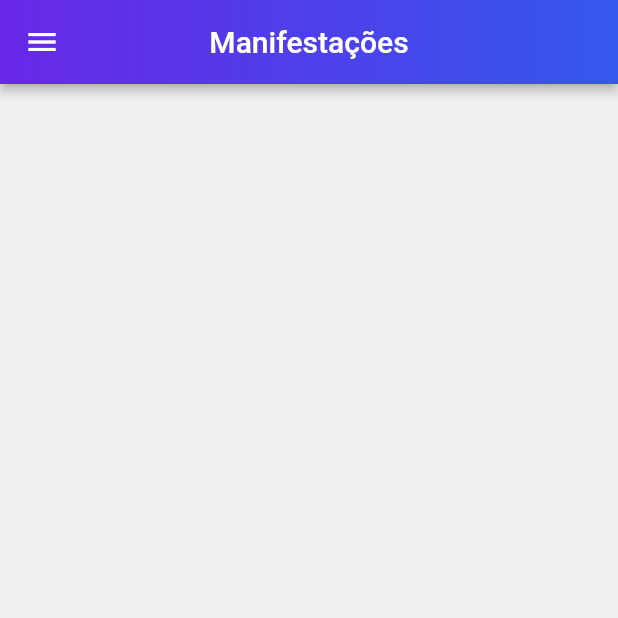
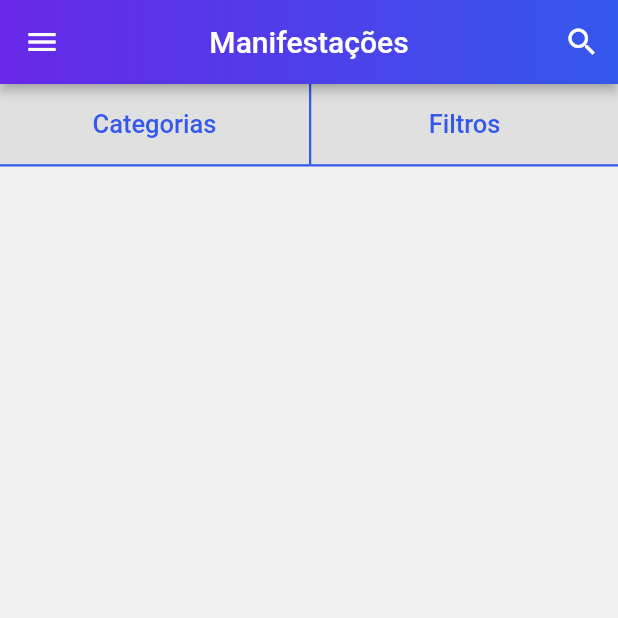
Before and after one commit to VictorSavoldi/ExpoCity, a Flutter app: the screen it shows after launch, on a phone screen of 412 x 824 dp, the top half of it. Run offline on Flutter 3.47's test engine with Material 2 defaults, Android fonts, the phone set to English and light mode, and no system bars; our stand-ins replace flutter_mobx, get_it, image_cropper, image_picker, mobx, new_gradient_app_bar and 1 more; generated files the repository leaves out were written again; network calls fail.

Commit message:
Barra de pesquisa e botao categorias finalizado

```diff
--- a/lib/components/custom_app_bar/custom_app_bar.dart
+++ b/lib/components/custom_app_bar/custom_app_bar.dart
@@ -4,16 +4,18 @@ import 'package:new_gradient_app_bar/new_gradient_app_bar.dart';
 import '../colors.dart';
 
 class CustomAppBar extends StatelessWidget with PreferredSizeWidget {
-  CustomAppBar({Key? key, required this.title}) : super(key: key);
+  CustomAppBar({Key? key, required this.title, this.actions}) : super(key: key);
 
-  final String title;
+  final dynamic title;
+  final List<Widget>? actions;
 
   @override
   Widget build(BuildContext context) {
     return NewGradientAppBar(
-      title: Text(title),
+      title: title,
       centerTitle: true,
       gradient: defaultGradientColor,
+      actions: actions,
     );
   }
 
--- a/lib/main.dart
+++ b/lib/main.dart
@@ -2,6 +2,7 @@ import 'package:expocity/repositories/application_keys.dart';
 import 'package:expocity/screens/base/base_screen.dart';
 import 'package:expocity/stores/category_store.dart';
 import 'package:expocity/stores/city_store.dart';
+import 'package:expocity/stores/home_store.dart';
 import 'package:expocity/stores/page_store.dart';
 import 'package:expocity/stores/user_manager_store.dart';
 import 'package:flutter/material.dart';
@@ -19,6 +20,7 @@ void main() async {
 
 void setupLocators() {
   GetIt.I.registerSingleton<PageStore>(PageStore());
+  GetIt.I.registerSingleton<HomeStore>(HomeStore());
   GetIt.I.registerSingleton<UserManagerStore>(UserManagerStore());
   GetIt.I.registerSingleton<CategoryStore>(CategoryStore());
   GetIt.I.registerSingleton<CityStore>(CityStore());
--- a/lib/screens/base/base_screen.dart
+++ b/lib/screens/base/base_screen.dart
@@ -34,7 +34,7 @@ class _BaseScreenState extends State<BaseScreen> {
           controller: pageController,
           physics: const NeverScrollableScrollPhysics(),
           children: [
-            const HomeScreen(),
+            HomeScreen(),
             CreateScreen(),
             Container(
               color: Colors.yellow,
--- a/lib/screens/category/category_screen.dart
+++ b/lib/screens/category/category_screen.dart
@@ -21,7 +21,7 @@ class CategoryScreen extends StatelessWidget {
     final node = FocusScope.of(context);
 
     return Scaffold(
-      appBar: CustomAppBar(title: 'Categorias'),
+      appBar: CustomAppBar(title: const Text('Categorias')),
       body: Center(
         child: Card(
           shape: RoundedRectangleBorder(
--- a/lib/screens/city/city_screen.dart
+++ b/lib/screens/city/city_screen.dart
@@ -21,7 +21,7 @@ class CityScreen extends StatelessWidget {
     final node = FocusScope.of(context);
 
     return Scaffold(
-      appBar: CustomAppBar(title: 'Cidades'),
+      appBar: CustomAppBar(title: const Text('Cidades')),
       body: Container(
         alignment: Alignment.center,
         child: SingleChildScrollView(
--- a/lib/screens/city/neighborhood_screen.dart
+++ b/lib/screens/city/neighborhood_screen.dart
@@ -21,7 +21,7 @@ class NeighborhoodScreen extends StatelessWidget {
     final node = FocusScope.of(context);
 
     return Scaffold(
-      appBar: CustomAppBar(title: 'Bairros'),
+      appBar: CustomAppBar(title: const Text('Bairros')),
       body: Center(
         child: Card(
           shape: RoundedRectangleBorder(
--- a/lib/screens/create/create_screen.dart
+++ b/lib/screens/create/create_screen.dart
@@ -45,7 +45,7 @@ class _CreateScreenState extends State<CreateScreen> {
 
     return Scaffold(
       drawer: const CustomDrawer(),
-      appBar: CustomAppBar(title: 'Cadastrar Manifestação'),
+      appBar: CustomAppBar(title: const Text('Cadastrar Manifestação')),
       body: Container(
         alignment: Alignment.center,
         child: SingleChildScrollView(
--- /dev/null
+++ b/lib/screens/home/components/bar_button.dart
@@ -0,0 +1,39 @@
+import 'package:expocity/components/colors.dart';
+import 'package:flutter/material.dart';
+
+class BarButton extends StatelessWidget {
+  const BarButton(
+      {Key? key,
+      required this.decoration,
+      required this.label,
+      required this.onTap})
+      : super(key: key);
+
+  final BoxDecoration decoration;
+  final String label;
+  final VoidCallback onTap;
+
+  @override
+  Widget build(BuildContext context) {
+    return Expanded(
+      child: InkWell(
+        onTap: onTap,
+        child: Container(
+          padding: const EdgeInsets.all(8.0),
+          alignment: Alignment.center,
+          decoration: decoration,
+          height: 55,
+          child: Text(
+            label,
+            textAlign: TextAlign.center,
+            style: const TextStyle(
+              color: defaultColor,
+              fontSize: 17,
+              fontWeight: FontWeight.w500,
+            ),
+          ),
+        ),
+      ),
+    );
+  }
+}
--- /dev/null
+++ b/lib/screens/home/components/top_bar.dart
@@ -0,0 +1,56 @@
+import 'package:expocity/components/colors.dart';
+import 'package:expocity/screens/category/category_screen.dart';
+import 'package:expocity/screens/home/components/bar_button.dart';
+import 'package:expocity/stores/home_store.dart';
+import 'package:flutter/material.dart';
+import 'package:flutter_mobx/flutter_mobx.dart';
+import 'package:get_it/get_it.dart';
+
+class TopBar extends StatelessWidget {
+  TopBar({Key? key}) : super(key: key);
+
+  final HomeStore homeStore = GetIt.I<HomeStore>();
+
+  @override
+  Widget build(BuildContext context) {
+    return Observer(builder: (_) {
+      return Row(
+        children: [
+          BarButton(
+            label: homeStore.category?.description ?? 'Categorias',
+            onTap: () async {
+              final category = await Navigator.of(context).push(
+                MaterialPageRoute(
+                  builder: (_) => CategoryScreen(
+                    selected: homeStore.category,
+                    showAll: true,
+                  ),
+                ),
+              );
+              if (category != null) {
+                homeStore.setCategory(category);
+              }
+            },
+            decoration: BoxDecoration(
+              color: Colors.grey[300],
+              border: const Border(
+                bottom: BorderSide(color: defaultColor, width: 1.5),
+              ),
+            ),
+          ),
+          BarButton(
+            label: 'Filtros',
+            onTap: () {},
+            decoration: BoxDecoration(
+              color: Colors.grey[300],
+              border: const Border(
+                bottom: BorderSide(color: defaultColor, width: 1.5),
+                left: BorderSide(color: defaultColor, width: 1.5),
+              ),
+            ),
+          ),
+        ],
+      );
+    });
+  }
+}
--- a/lib/screens/home/home_screen.dart
+++ b/lib/screens/home/home_screen.dart
@@ -1,16 +1,77 @@
+import 'package:expocity/screens/home/components/search_dialog.dart';
+import 'package:expocity/screens/home/components/top_bar.dart';
+import 'package:expocity/stores/home_store.dart';
 import 'package:flutter/material.dart';
+import 'package:flutter_mobx/flutter_mobx.dart';
+import 'package:get_it/get_it.dart';
 
 import '../../components/custom_app_bar/custom_app_bar.dart';
 import '../../components/custom_drawer/custom_drawer.dart';
 
 class HomeScreen extends StatelessWidget {
-  const HomeScreen({Key? key}) : super(key: key);
+  HomeScreen({Key? key}) : super(key: key);
+
+  final HomeStore homeStore = GetIt.I<HomeStore>();
+
+  openSerch(BuildContext context) async {
+    final search = await showDialog(
+      context: context,
+      builder: (_) => SearchDialog(
+        currentSearch: homeStore.search,
+      ),
+    );
+
+    if (search != null) {
+      homeStore.setSearch(search);
+    }
+  }
 
   @override
   Widget build(BuildContext context) {
-    return Scaffold(
-      appBar: CustomAppBar(title: 'Manifestações'),
-      drawer: const CustomDrawer(),
-    );
+    return Observer(builder: (_) {
+      return Scaffold(
+        appBar: CustomAppBar(
+          title: homeStore.search.isEmpty
+              ? const Text('Manifestações')
+              : GestureDetector(
+                  onTap: () => openSerch(context),
+                  child: LayoutBuilder(
+                    builder: (_, constraints) {
+                      return SizedBox(
+                        width: constraints.biggest.width,
+                        child: Text(
+                          homeStore.search,
+                          textAlign: TextAlign.center,
+                        ),
+                      );
+                    },
+                  ),
+                ),
+          actions: [
+            homeStore.search.isEmpty
+                ? IconButton(
+                    onPressed: () {
+                      openSerch(context);
+                    },
+                    icon: const Icon(Icons.search),
+                    color: Colors.white,
+                  )
+                : IconButton(
+                    onPressed: () {
+                      homeStore.setSearch('');
+                    },
+                    icon: const Icon(Icons.close),
+                    color: Colors.white,
+                  )
+          ],
+        ),
+        drawer: const CustomDrawer(),
+        body: Column(
+          children: [
+            TopBar(),
+          ],
+        ),
+      );
+    });
   }
 }
--- a/lib/screens/login/login_screen.dart
+++ b/lib/screens/login/login_screen.dart
@@ -39,7 +39,7 @@ class _LoginScreenState extends State<LoginScreen> {
     return SafeArea(
       child: Scaffold(
         appBar: CustomAppBar(
-          title: 'Entrar',
+          title: const Text('Entrar'),
         ),
         body: Container(
           alignment: Alignment.center,
--- a/lib/screens/signup/signup_screen.dart
+++ b/lib/screens/signup/signup_screen.dart
@@ -18,7 +18,7 @@ class SignUpScreen extends StatelessWidget {
     return SafeArea(
       child: Scaffold(
         appBar: CustomAppBar(
-          title: 'Cadastrar',
+          title: const Text('Cadastrar'),
         ),
         body: Container(
           alignment: Alignment.center,
```
Also changed, not shown: lib/screens/home/components/search_dialog.dart (added, +50 -0 lines), lib/stores/home_store.dart (added, +18 -0 lines), lib/stores/home_store.g.dart (added).
